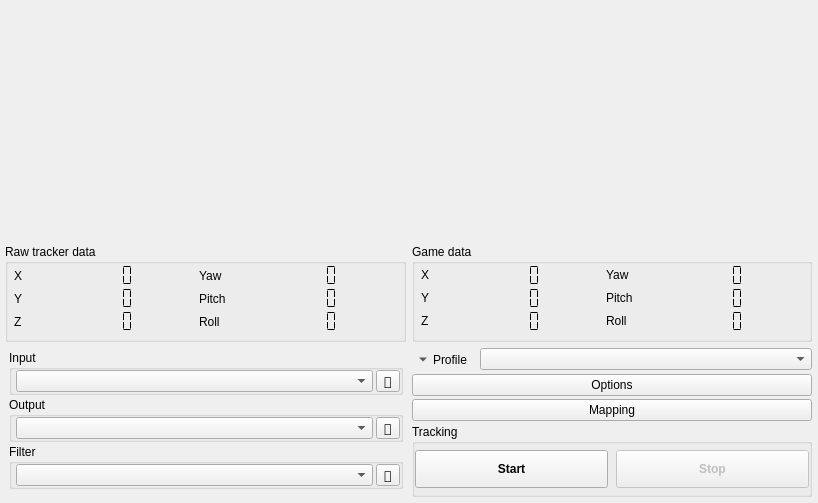
Old version of the form opentrack/main-window.ui in the repository opentrack/opentrack.
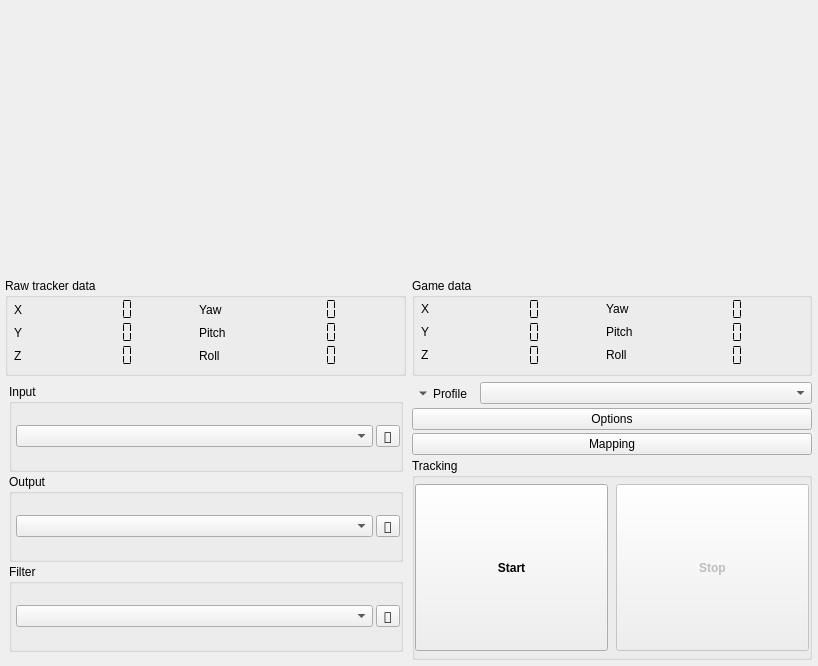
New version of the form. Icons and pictures are not drawn. Custom widgets are drawn as their Qt base class.

Commit message: opentrack: fix pose widget on X11

What changed in the file:
```diff
--- a/opentrack/main-window.ui
+++ b/opentrack/main-window.ui
@@ -8,9 +8,15 @@
     <x>0</x>
     <y>0</y>
     <width>818</width>
-    <height>474</height>
+    <height>666</height>
    </rect>
   </property>
+  <property name="sizePolicy">
+   <sizepolicy hsizetype="Fixed" vsizetype="Fixed">
+    <horstretch>0</horstretch>
+    <verstretch>0</verstretch>
+   </sizepolicy>
+  </property>
   <property name="windowIcon">
    <iconset resource="../gui/opentrack-res.qrc">
     <normaloff>:/images/opentrack.png</normaloff>:/images/opentrack.png</iconset>
```
The commit also changes 1 other file.
